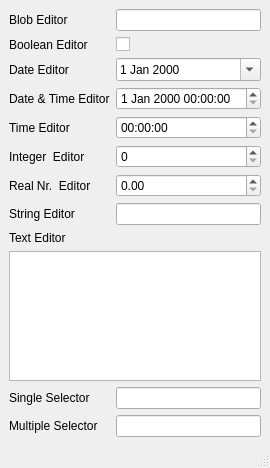
The window that exdrf-dev/exdrf_dev/field_ed_show/main_window.ui (TNick/exdrf) describes before a commit, drawn with Qt 5.
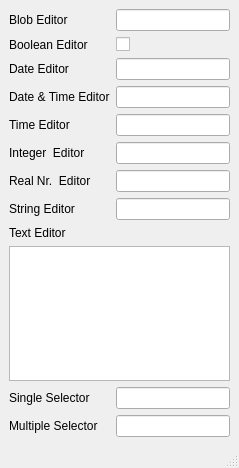
The same window after the commit. Custom widgets are drawn as their Qt base class.

Diff of the .ui file:
```diff
--- a/exdrf-dev/exdrf_dev/field_ed_show/main_window.ui
+++ b/exdrf-dev/exdrf_dev/field_ed_show/main_window.ui
@@ -41,10 +41,7 @@
     </item>
     <item row="2" column="1">
      <widget class="DrfDateEditor" name="ed_date">
-      <property name="calendarPopup">
-       <bool>true</bool>
-      </property>
-      <property name="nullable" stdset="0">
+      <property name="clearable" stdset="0">
        <bool>true</bool>
       </property>
      </widget>
@@ -99,7 +96,11 @@
      </widget>
     </item>
     <item row="6" column="1">
-     <widget class="QDoubleSpinBox" name="ed_real"/>
+     <widget class="DrfRealEditor" name="ed_real">
+      <property name="clearable" stdset="0">
+       <bool>true</bool>
+      </property>
+     </widget>
     </item>
     <item row="7" column="0">
      <widget class="QLabel" name="lbl_string">
@@ -165,7 +166,7 @@
     <item row="0" column="1">
      <widget class="DrfBlobEditor" name="ed_blob">
       <property name="readOnly">
-       <bool>false</bool>
+       <bool>true</bool>
       </property>
       <property name="nullable" stdset="0">
        <bool>true</bool>
@@ -189,23 +190,28 @@
   </customwidget>
   <customwidget>
    <class>DrfDateEditor</class>
-   <extends>QDateEdit</extends>
-   <header location="global">exdrf_qt.widgets.field_ed.fed_date</header>
+   <extends>QLineEdit</extends>
+   <header location="global">exdrf_qt.field_ed.fed_date</header>
   </customwidget>
   <customwidget>
    <class>DrfDateTimeEditor</class>
-   <extends>QDateTimeEdit</extends>
-   <header location="global">exdrf_qt.widgets.field_ed.fed_dt</header>
+   <extends>QLineEdit</extends>
+   <header location="global">exdrf_qt.field_ed.fed_dt</header>
   </customwidget>
   <customwidget>
    <class>DrfTimeEditor</class>
-   <extends>QTimeEdit</extends>
-   <header location="global">exdrf_qt.widgets.field_ed.fed_time</header>
+   <extends>QLineEdit</extends>
+   <header location="global">exdrf_qt.field_ed.fed_time</header>
   </customwidget>
   <customwidget>
    <class>DrfIntEditor</class>
-   <extends>QSpinBox</extends>
-   <header location="global">exdrf_qt.widgets.field_ed.fed_int</header>
+   <extends>QLineEdit</extends>
+   <header location="global">exdrf_qt.field_ed.fed_int</header>
+  </customwidget>
+  <customwidget>
+   <class>DrfRealEditor</class>
+   <extends>QLineEdit</extends>
+   <header location="global">exdrf_qt.field_ed.fed_real</header>
   </customwidget>
   <customwidget>
    <class>DrfLineEditor</class>
```
Left out of the diff: 22 changed lines with no effect on the pictures.
